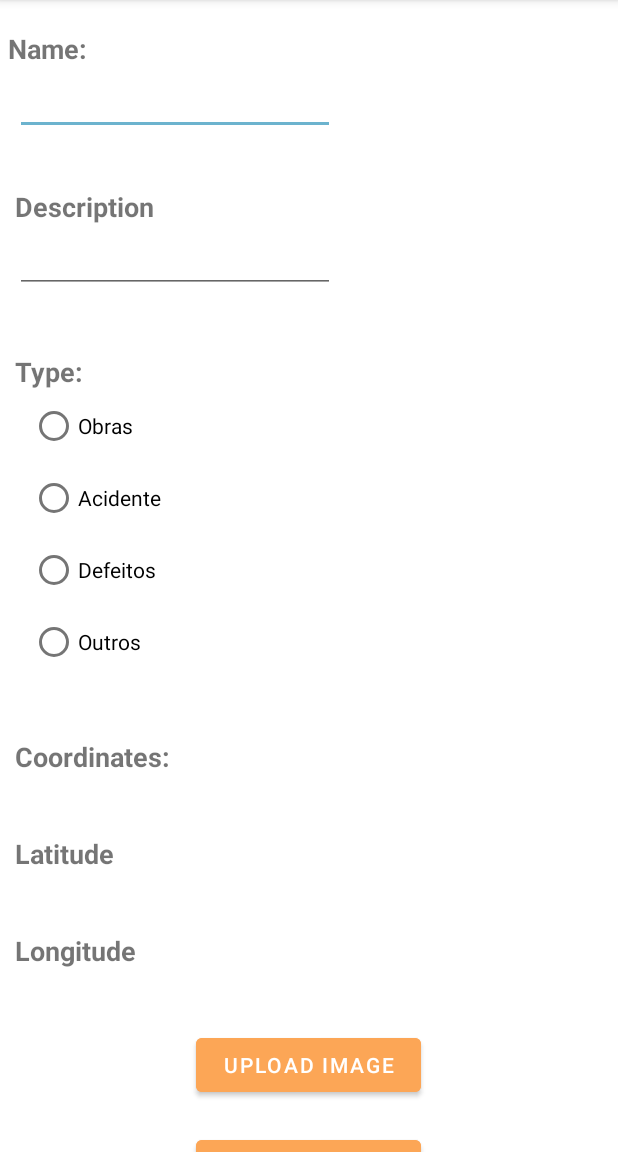
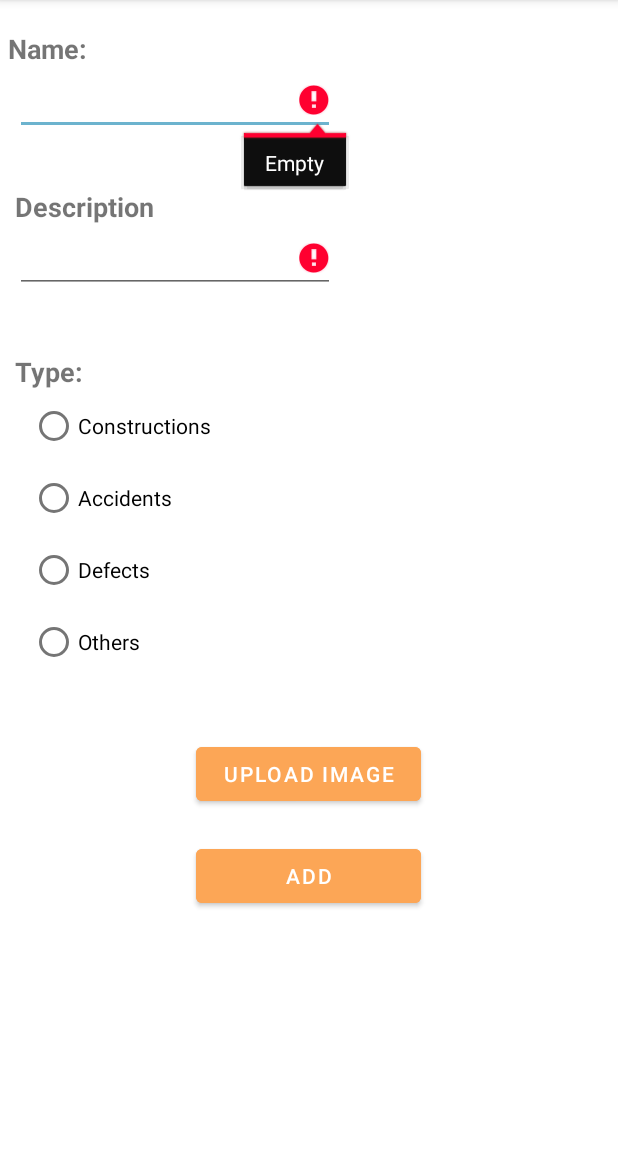
Before and after one commit to mrma2498/CityAlert, an Android app: the CriarIrregularidade screen opened directly, with no data from a screen before it, after a tap on "ADD", on a phone screen of 412 x 824 dp, the part 84-1236 px from its top. Run offline under Robolectric (Android 15) with nearby library versions, the phone set to English and light mode, and no system bars; pictures from the network do not load.

Commit message:
Atualizações Finais

```diff
--- a/app/src/main/java/ipvc/estg/cityalert/CriarIrregularidade.kt
+++ b/app/src/main/java/ipvc/estg/cityalert/CriarIrregularidade.kt
@@ -11,6 +11,7 @@ import android.graphics.drawable.BitmapDrawable
 import android.location.Location
 import android.net.Uri
 import android.os.Bundle
+import android.text.TextUtils
 import android.util.Log
 import android.view.View
 import android.widget.*
@@ -133,15 +134,36 @@ class CriarIrregularidade : AppCompatActivity() {
 
         btnAdd.setOnClickListener {
 
-            Log.d("MARIA",latitude.toString())
-            Log.d("MARIA",longitude.toString())
+
+            if (TextUtils.isEmpty(nomeText.text) || TextUtils.isEmpty(descText.text)){
+
+
+                if (TextUtils.isEmpty(nomeText.text) && TextUtils.isEmpty(descText.text)) {
+                    nomeText.error = resources.getString(R.string.empty);
+                    descText.error = resources.getString(R.string.empty);
+
+                }
+
+                else if (TextUtils.isEmpty(nomeText.text)){
+                    nomeText.error = resources.getString(R.string.empty);
+                }
+
+                else if (TextUtils.isEmpty(descText.text)){
+                    descText.error = resources.getString(R.string.empty);
+                }
+
+
+            } else {
+
+                Log.d("MARIA", latitude.toString())
+                Log.d("MARIA", longitude.toString())
 
 
                 var nome = nomeText.text.toString()
                 var descricao = descText.text.toString()
 
                 val request = ServiceBuilder.buildService(EndPoints::class.java)
-            val call = request.adicionaIrregularidade(nome,descricao,tipo,latitude,longitude,imagem64,idUtilizador)
+                val call = request.adicionaIrregularidade(nome, descricao, tipo, latitude, longitude, imagem64, idUtilizador)
 
                 call.enqueue(object : Callback<Irregularidade> {
 
@@ -152,17 +174,17 @@ class CriarIrregularidade : AppCompatActivity() {
                             val intent = Intent(this@CriarIrregularidade, PerfilUtilizador::class.java)
                             startActivity(intent)
 
-                        Log.d("MARIA","Adicionado com sucesso!")
+                            Log.d("MARIA", "Adicionado com sucesso!")
                         }
                     }
 
                     override fun onFailure(call: Call<Irregularidade>, t: Throwable) {
-                    Log.d("MARIA",t.toString())
+                        Log.d("MARIA", t.toString())
                     }
                 })
 
 
-
+            }
         }
 
 
@@ -247,6 +269,8 @@ class CriarIrregularidade : AppCompatActivity() {
             val encodedImage = Base64.encodeToString(imgByte, Base64.DEFAULT)
             imagem64 = encodedImage
 
+
+
         }
 
     }
--- a/app/src/main/java/ipvc/estg/cityalert/InfoWindowAdapter.kt
+++ b/app/src/main/java/ipvc/estg/cityalert/InfoWindowAdapter.kt
@@ -29,7 +29,7 @@ class InfoWindowAdapter(context: Context) : GoogleMap.InfoWindowAdapter {
         //Divide o snippet para obter a imagem
         val info = marker.snippet.split("\n").toTypedArray()
 
-        var descricaoIr = info[0] + "\n" + info[1] +  "\n" + info[2]
+        var tipo = info[1]
 
         /**Guarda a id da irregularidade*/
         var idIrregularidade = info[4]
@@ -39,7 +39,7 @@ class InfoWindowAdapter(context: Context) : GoogleMap.InfoWindowAdapter {
 
 
         title.text = marker.title
-        snippet.text = descricaoIr
+        snippet.text = tipo
 
         //Utiliza a libraria Picasso para obter a imagem da irregularidade
         Picasso.get().load(imageUrl).resize(800,600).into(image)
--- a/app/src/main/java/ipvc/estg/cityalert/api/EndPoints.kt
+++ b/app/src/main/java/ipvc/estg/cityalert/api/EndPoints.kt
@@ -38,10 +38,10 @@ interface EndPoints {
     @FormUrlEncoded
     @POST("myslim/api/update")
     fun editaIrregularidade(
-        @Field("id") id: Int,
-        @Field("nome") nome: String,
-        @Field("descricao") descricao: String,
-        @Field("tipo") tipo: String
+            @Field("id") id: Int,
+            @Field("nome") nome: String,
+            @Field("descricao") descricao: String,
+            @Field("tipo") tipo: String?
         ): Call<EditaIrr>
 
 
--- a/app/src/main/res/layout/activity_criar_irregularidade.xml
+++ b/app/src/main/res/layout/activity_criar_irregularidade.xml
@@ -80,7 +80,7 @@
                     android:layout_width="wrap_content"
                     android:layout_height="wrap_content"
                     android:layout_marginLeft="20dp"
-                    android:text="Obras"
+                    android:text="@string/obras"
 
                     />
 
@@ -89,7 +89,7 @@
                     android:layout_width="wrap_content"
                     android:layout_height="wrap_content"
                     android:layout_marginLeft="20dp"
-                    android:text="Acidente"
+                    android:text="@string/acidentes"
 
                     />
 
@@ -98,7 +98,7 @@
                     android:layout_width="wrap_content"
                     android:layout_height="wrap_content"
                     android:layout_marginLeft="20dp"
-                    android:text="Defeitos"
+                    android:text="@string/defeitos"
 
 
                     />
@@ -108,43 +108,12 @@
                     android:layout_width="wrap_content"
                     android:layout_height="wrap_content"
                     android:layout_marginLeft="20dp"
-                    android:text="Outros"
+                    android:text="@string/outros"
 
                     />
 
 
             </RadioGroup>
-
-            <TextView
-                android:id="@+id/coordenadasview"
-                android:layout_width="wrap_content"
-                android:layout_height="wrap_content"
-                android:layout_marginLeft="10dp"
-                android:layout_marginTop="40dp"
-                android:text="@string/cords"
-                android:textSize="18dp"
-                android:textStyle="bold" />
-
-            <TextView
-                android:id="@+id/latitude"
-                android:layout_width="wrap_content"
-                android:layout_height="wrap_content"
-                android:layout_marginLeft="10dp"
-                android:layout_marginTop="40dp"
-                android:text="Latitude"
-                android:textSize="18dp"
-                android:textStyle="bold" />
-
-            <TextView
-                android:id="@+id/longitude"
-                android:layout_width="wrap_content"
-                android:layout_height="wrap_content"
-                android:layout_marginLeft="10dp"
-                android:layout_marginTop="40dp"
-                android:text="Longitude"
-                android:textSize="18dp"
-                android:textStyle="bold"
-                />
 
             <ImageView
                 android:id="@+id/picture"
--- a/app/src/main/res/layout/info_window.xml
+++ b/app/src/main/res/layout/info_window.xml
@@ -30,6 +30,7 @@
             android:maxLines="10"
             android:textSize="14sp"
             android:textColor="#000"
+            android:layout_marginTop="5dp"
             android:id="@+id/snippet"/>
 
         <ImageView
@@ -37,7 +38,7 @@
             android:layout_width="match_parent"
             android:layout_height="match_parent"
             android:adjustViewBounds="true"
-            android:layout_marginTop="10dp"
+            android:layout_marginTop="5dp"
             />
 
     </LinearLayout>
```
Also changed, not shown: app/src/main/java/ipvc/estg/cityalert/EditarIrregularidade.kt (+26 -7 lines), app/src/main/java/ipvc/estg/cityalert/PerfilUtilizador.kt (+5 -2 lines), app/src/main/res/layout/activity_editar_irregularidade.xml (+4 -4 lines). Lines whose indentation alone changed are shown as unchanged.
